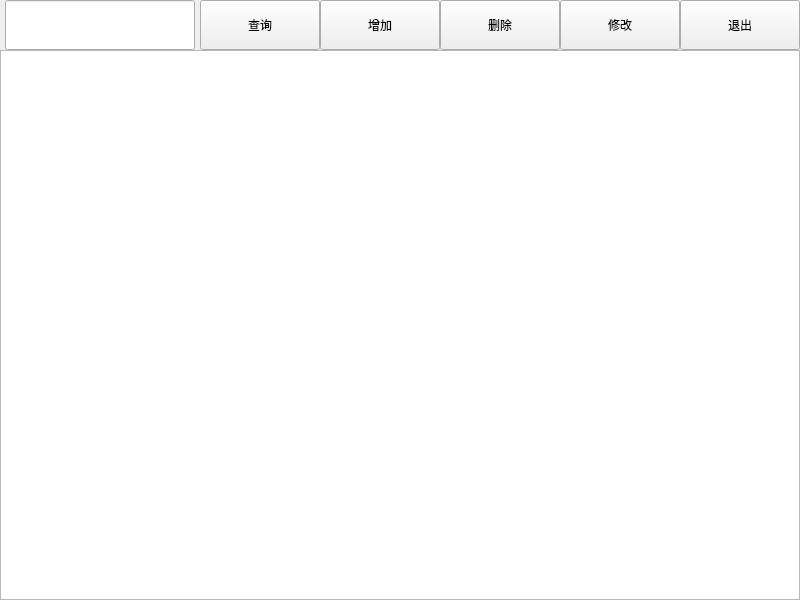
Before: the Qt Designer form account.ui in zihaojf/Zora, drawn with Qt 5.
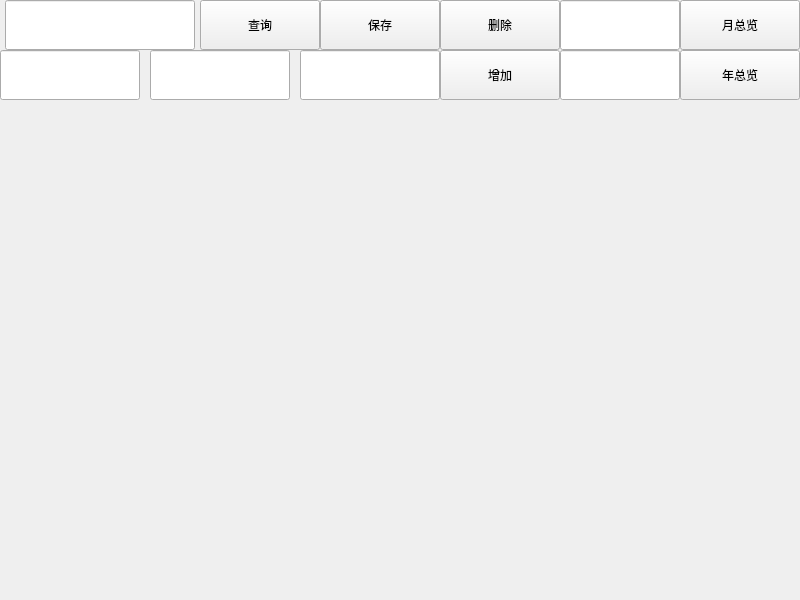
After: the same form once the commit is applied.

What changed in the file:
```diff
--- a/account.ui
+++ b/account.ui
@@ -59,23 +59,10 @@
     </rect>
    </property>
    <property name="text">
-    <string>退出</string>
+    <string>月总览</string>
    </property>
   </widget>
-  <widget class="QPushButton" name="account_changeButton">
-   <property name="geometry">
-    <rect>
-     <x>560</x>
-     <y>0</y>
-     <width>120</width>
-     <height>50</height>
-    </rect>
-   </property>
-   <property name="text">
-    <string>修改</string>
-   </property>
-  </widget>
-  <widget class="QPushButton" name="account_addButton">
+  <widget class="QPushButton" name="account_saveButton">
    <property name="geometry">
     <rect>
      <x>320</x>
@@ -85,16 +72,82 @@
     </rect>
    </property>
    <property name="text">
+    <string>保存</string>
+   </property>
+  </widget>
+  <widget class="QPushButton" name="account_yearButton">
+   <property name="geometry">
+    <rect>
+     <x>680</x>
+     <y>50</y>
+     <width>120</width>
+     <height>50</height>
+    </rect>
+   </property>
+   <property name="text">
+    <string>年总览</string>
+   </property>
+  </widget>
+  <widget class="QLineEdit" name="account_monthlineEdit">
+   <property name="geometry">
+    <rect>
+     <x>560</x>
+     <y>0</y>
+     <width>120</width>
+     <height>50</height>
+    </rect>
+   </property>
+  </widget>
+  <widget class="QLineEdit" name="account_yearlineEdit">
+   <property name="geometry">
+    <rect>
+     <x>560</x>
+     <y>50</y>
+     <width>120</width>
+     <height>50</height>
+    </rect>
+   </property>
+  </widget>
+  <widget class="QPushButton" name="account_addButton">
+   <property name="geometry">
+    <rect>
+     <x>440</x>
+     <y>50</y>
+     <width>120</width>
+     <height>50</height>
+    </rect>
+   </property>
+   <property name="text">
     <string>增加</string>
    </property>
   </widget>
-  <widget class="QTableWidget" name="account_tableWidget">
+  <widget class="QLineEdit" name="account_moneylineEdit">
    <property name="geometry">
     <rect>
      <x>0</x>
      <y>50</y>
-     <width>800</width>
-     <height>550</height>
+     <width>140</width>
+     <height>50</height>
+    </rect>
+   </property>
+  </widget>
+  <widget class="QLineEdit" name="account_textlineEdit">
+   <property name="geometry">
+    <rect>
+     <x>150</x>
+     <y>50</y>
+     <width>140</width>
+     <height>50</height>
+    </rect>
+   </property>
+  </widget>
+  <widget class="QLineEdit" name="account_datelineEdit">
+   <property name="geometry">
+    <rect>
+     <x>300</x>
+     <y>50</y>
+     <width>140</width>
+     <height>50</height>
     </rect>
    </property>
   </widget>
```
Left out of the diff: 2 changed lines with no effect on the pictures.
